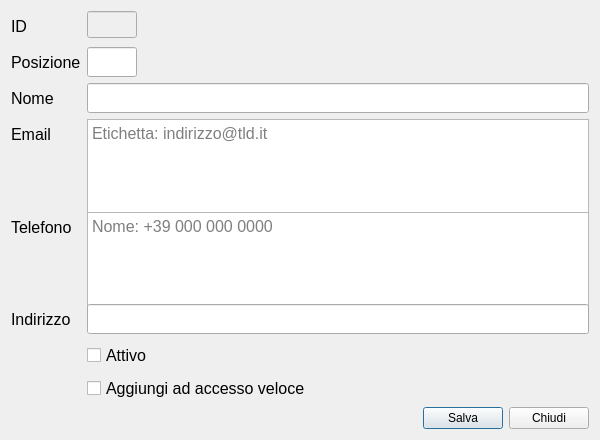
LuigiCaradonna/funeraria, file Client.ui: the form before one commit.
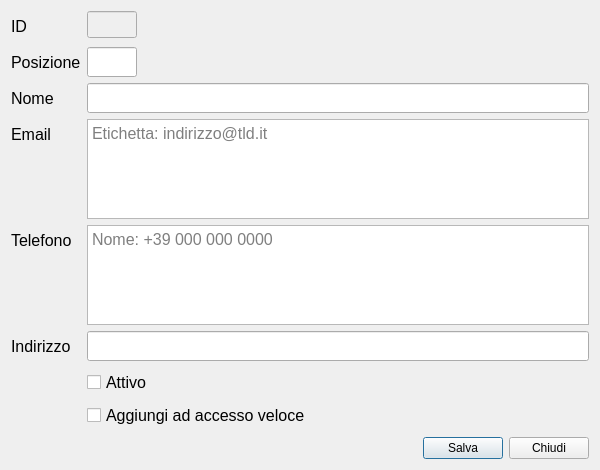
The form after the commit.

Commit message: Client's form resized

What changed in the file:
```diff
--- a/Client.ui
+++ b/Client.ui
@@ -10,19 +10,19 @@
     <x>0</x>
     <y>0</y>
     <width>600</width>
-    <height>440</height>
+    <height>470</height>
    </rect>
   </property>
   <property name="minimumSize">
    <size>
     <width>600</width>
-    <height>440</height>
+    <height>470</height>
    </size>
   </property>
   <property name="maximumSize">
    <size>
     <width>600</width>
-    <height>440</height>
+    <height>470</height>
    </size>
   </property>
   <property name="windowTitle">
```
